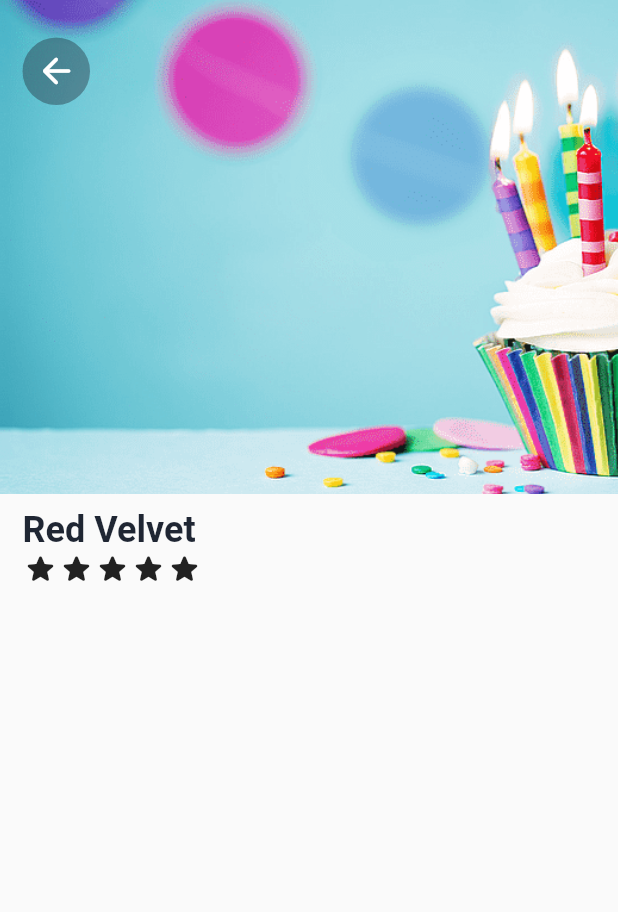
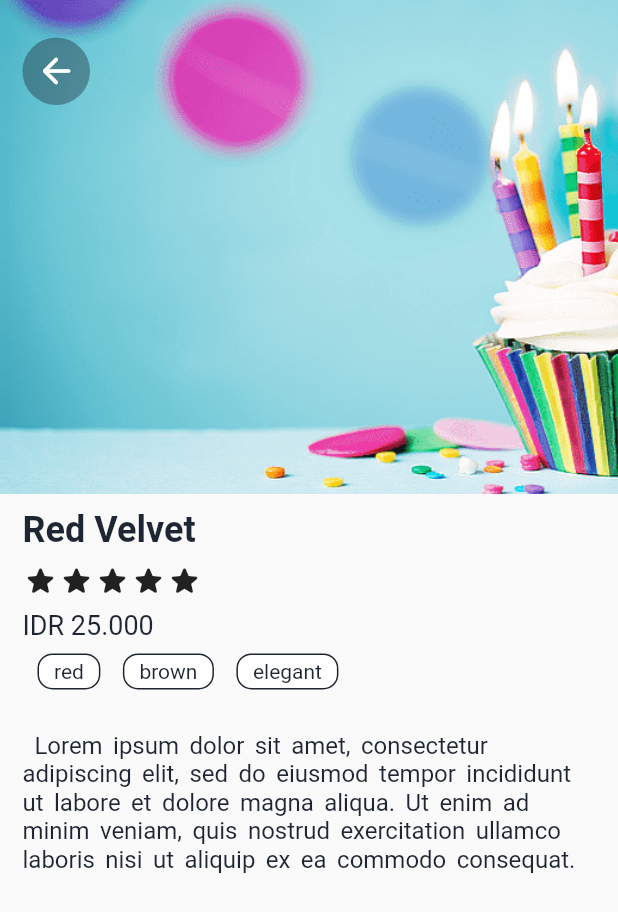
Before and after one commit to arif-pandu/dicoding_submission, a Flutter app: the HomePage screen opened directly, after a tap on "Red Velvet", on a phone screen of 412 x 824 dp. Shown: the top 912 px of the screen. Run offline on Flutter 3.47's test engine with Material 2 defaults, Android fonts, the phone set to English and light mode, and no system bars.

Commit message:
Update Detail Page

```diff
--- a/lib/const/catalog_data.dart
+++ b/lib/const/catalog_data.dart
@@ -9,6 +9,8 @@ List<Map<String, dynamic>> cakeList = [
       "brown",
       "elegant",
     ],
+    "description":
+        "Lorem ipsum dolor sit amet, consectetur adipiscing elit, sed do eiusmod tempor incididunt ut labore et dolore magna aliqua. Ut enim ad minim veniam, quis nostrud exercitation ullamco laboris nisi ut aliquip ex ea commodo consequat."
   },
   {
     "name": "Rainbow Cake",
@@ -22,6 +24,8 @@ List<Map<String, dynamic>> cakeList = [
       "green",
       "yellow",
     ],
+    "description":
+        "Lorem ipsum dolor sit amet, consectetur adipiscing elit, sed do eiusmod tempor incididunt ut labore et dolore magna aliqua. Ut enim ad minim veniam, quis nostrud exercitation ullamco laboris nisi ut aliquip ex ea commodo consequat."
   },
   {
     "name": "Sponge Cake",
@@ -33,6 +37,8 @@ List<Map<String, dynamic>> cakeList = [
       "sponge",
       "soft",
     ],
+    "description":
+        "Lorem ipsum dolor sit amet, consectetur adipiscing elit, sed do eiusmod tempor incididunt ut labore et dolore magna aliqua. Ut enim ad minim veniam, quis nostrud exercitation ullamco laboris nisi ut aliquip ex ea commodo consequat."
   },
   {
     "name": "Butter Cake",
@@ -44,6 +50,8 @@ List<Map<String, dynamic>> cakeList = [
       "brown",
       "elegant",
     ],
+    "description":
+        "Lorem ipsum dolor sit amet, consectetur adipiscing elit, sed do eiusmod tempor incididunt ut labore et dolore magna aliqua. Ut enim ad minim veniam, quis nostrud exercitation ullamco laboris nisi ut aliquip ex ea commodo consequat."
   },
   {
     "name": "Putu Cake",
@@ -55,5 +63,7 @@ List<Map<String, dynamic>> cakeList = [
       "tasty",
       "coconut",
     ],
+    "description":
+        "Lorem ipsum dolor sit amet, consectetur adipiscing elit, sed do eiusmod tempor incididunt ut labore et dolore magna aliqua. Ut enim ad minim veniam, quis nostrud exercitation ullamco laboris nisi ut aliquip ex ea commodo consequat."
   },
 ];
--- a/lib/page/detailpage.dart
+++ b/lib/page/detailpage.dart
@@ -10,6 +10,7 @@ class DetailPage extends StatelessWidget {
     required this.cakeRating,
     required this.cakeTag,
     required this.cakeKeyword,
+    required this.cakeDescription,
   }) : super(key: key);
 
   final String cakeName;
@@ -17,6 +18,7 @@ class DetailPage extends StatelessWidget {
   final int cakeRating;
   final int cakeTag;
   final List cakeKeyword;
+  final String cakeDescription;
 
   @override
   Widget build(BuildContext context) {
@@ -31,6 +33,8 @@ class DetailPage extends StatelessWidget {
             child: Column(
               crossAxisAlignment: CrossAxisAlignment.start,
               children: [
+                // Main Header Cake Image
+                //
                 Container(
                   height: height * 0.4,
                   width: width,
@@ -39,16 +43,22 @@ class DetailPage extends StatelessWidget {
                     fit: BoxFit.cover,
                   ),
                 ),
+                // Informations About the Cake
+                //
                 Padding(
                   padding: EdgeInsets.only(left: 15, right: 15, top: 10),
                   child: Column(
                     crossAxisAlignment: CrossAxisAlignment.start,
                     children: [
+                      // Cake Name
                       Text(
                         cakeName,
                         style: AppTextStyle.styleTitle,
                       ),
-                      Row(
+                      // Rating
+                      Padding(
+                        padding: EdgeInsets.only(top: 7.5, bottom: 7.5),
+                        child: Row(
                           children: [
                             ...List.generate(
                               cakeRating.isOdd ? (cakeRating + 1) ~/ 2 : cakeRating ~/ 2,
@@ -67,15 +77,56 @@ class DetailPage extends StatelessWidget {
                             ),
                           ],
                         ),
+                      ),
+                      // Price
+                      Text(
+                        "IDR " + cakePrice.toString() + ".000",
+                        style: AppTextStyle.styleSubTitle.copyWith(fontWeight: FontWeight.w400),
+                      ),
+                      Container(
+                        height: 40,
+                        width: width - 30,
+                        // color: AppColor.orangeColor,
+                        padding: EdgeInsets.symmetric(horizontal: 10),
+                        child: ListView.builder(
+                          scrollDirection: Axis.horizontal,
+                          itemCount: cakeKeyword.length,
+                          itemBuilder: (context, index) {
+                            return Center(
+                              child: Container(
+                                margin: const EdgeInsets.only(right: 15),
+                                padding: const EdgeInsets.symmetric(vertical: 3, horizontal: 10),
+                                decoration: BoxDecoration(borderRadius: BorderRadius.circular(10), color: AppColor.whiteColor, border: Border.all(width: 1, color: AppColor.blackColor)),
+                                child: Text(
+                                  cakeKeyword[index],
+                                  style: AppTextStyle.styleCommon.copyWith(fontSize: 14),
+                                ),
+                              ),
+                            );
+                          },
+                        ),
+                      ),
+                      SizedBox(height: 20),
+                      Text(
+                        "\u0009\u0009" + cakeDescription,
+                        style: AppTextStyle.styleCommon.copyWith(
+                          wordSpacing: 3,
+                        ),
+                      ),
                     ],
                   ),
                 ),
+                Spacer(),
               ],
             ),
           ),
           Positioned(
             top: 25,
             left: 15,
+            child: InkWell(
+              onTap: () {
+                Navigator.of(context).pop();
+              },
               child: Container(
                 height: 45,
                 width: 45,
@@ -89,6 +140,7 @@ class DetailPage extends StatelessWidget {
                 ),
               ),
             ),
+          ),
         ],
       ),
     );
--- a/lib/page/homepage.dart
+++ b/lib/page/homepage.dart
@@ -89,6 +89,7 @@ class _HomePageState extends State<HomePage> {
                     cakeRating: cakeList[index]["rating"],
                     cakeTag: cakeList[index]["tag"],
                     cakeKeyword: cakeList[index]["keyword"],
+                    cakeDescription: cakeList[index]["description"],
                   ),
                 ),
               ],
--- a/lib/widget/thumbnail_item.dart
+++ b/lib/widget/thumbnail_item.dart
@@ -13,6 +13,7 @@ class ItemThumb extends StatelessWidget {
     required this.cakeRating,
     required this.cakeTag,
     required this.cakeKeyword,
+    required this.cakeDescription,
   }) : super(key: key);
 
   final double height;
@@ -22,6 +23,7 @@ class ItemThumb extends StatelessWidget {
   final int cakeRating;
   final int cakeTag;
   final List cakeKeyword;
+  final String cakeDescription;
 
   @override
   Widget build(BuildContext context) {
@@ -39,6 +41,7 @@ class ItemThumb extends StatelessWidget {
                 cakeRating: cakeRating,
                 cakeTag: cakeTag,
                 cakeKeyword: cakeKeyword,
+                cakeDescription: cakeDescription,
               );
             },
           ),
@@ -92,13 +95,6 @@ class ItemThumb extends StatelessWidget {
                     cakeName,
                     style: AppTextStyle.styleSubTitle,
                   ),
-                  // Text(
-                  //   (starUnicode * (cakeRating.toDouble() ~/ 2)).toString() + "($cakeRating)",
-                  //   style: AppTextStyle.styleThin.copyWith(
-                  //     fontWeight: FontWeight.w600,
-                  //     letterSpacing: 2,
-                  //   ),
-                  // ),
                   Row(
                     children: [
                       ...List.generate(
@@ -137,19 +133,6 @@ class ItemThumb extends StatelessWidget {
                       },
                     ),
                   ),
-                  // Row(
-                  //   children: [
-                  //     ...List.generate(
-                  //       cakeKeyword.length,
-                  //       (index) => Container(
-                  //         margin: const EdgeInsets.only(right: 5),
-                  //         padding: const EdgeInsets.symmetric(vertical: 2, horizontal: 7),
-                  //         decoration: BoxDecoration(borderRadius: BorderRadius.circular(10), color: AppColor.whiteColor),
-                  //         child: Text(cakeKeyword[index]),
-                  //       ),
-                  //     ),
-                  //   ],
-                  // ),
                 ],
               ),
             ],
```
Lines whose indentation alone changed are shown as unchanged.
